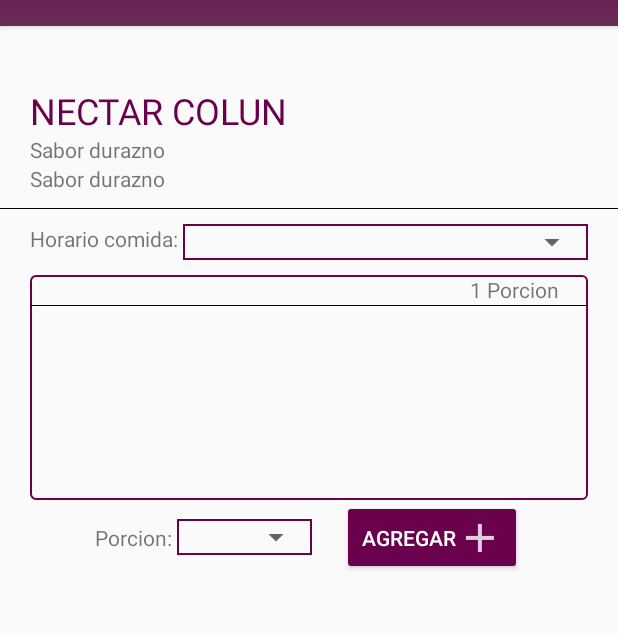
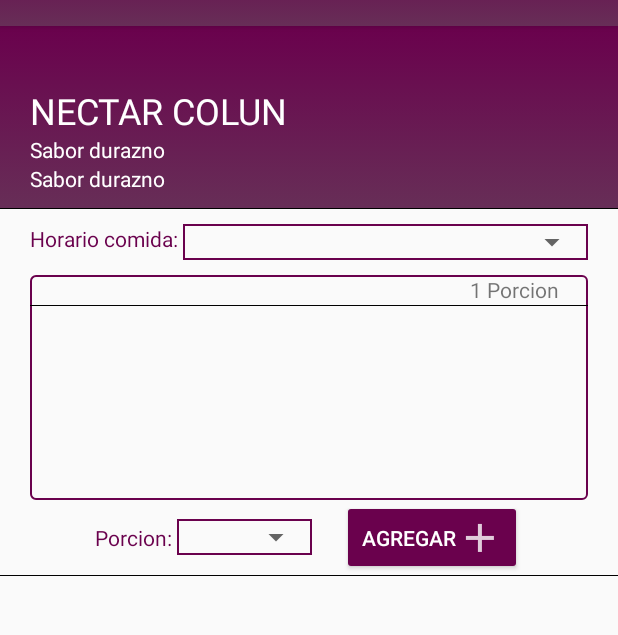
Before and after one commit to Millevire/BrLife, an Android app: the layout activity_nuevo_registro_producto_usuario.xml on its own in the app's theme, with its tools: preview values and no code run, on a phone screen of 412 x 824 dp, the part 64-699 px from its top. Run offline under Robolectric (Android 15) with nearby library versions, the phone set to English and light mode, and no system bars.

```diff
--- a/app/src/main/java/com/example/esteban/brlife/LoginActivity.java
+++ b/app/src/main/java/com/example/esteban/brlife/LoginActivity.java
@@ -164,7 +164,7 @@ public class LoginActivity extends AppCompatActivity {
                             }
                             if (validacion > 0) {
 
-                                Toast.makeText(LoginActivity.this, "id_usuario:" + validacion, Toast.LENGTH_SHORT).show();
+                               // Toast.makeText(LoginActivity.this, "id_usuario:" + validacion, Toast.LENGTH_SHORT).show();
                                 btnIngresar.setEnabled(false);
                                 progressBar.setVisibility(View.GONE);
                                 try {
--- a/app/src/main/java/com/example/esteban/brlife/MenuPrincipalActivity.java
+++ b/app/src/main/java/com/example/esteban/brlife/MenuPrincipalActivity.java
@@ -133,9 +133,11 @@ public class MenuPrincipalActivity extends AppCompatActivity {
                     intentProducto.putExtra("accion","probar");
                     startActivity(intentProducto);
 
+                }else {
+                    Toast.makeText(this, "Producto no encontrado", Toast.LENGTH_SHORT).show();
                 }
 
-                Toast.makeText(this, " "+result.getContents().toString(), Toast.LENGTH_SHORT).show();
+
             }
 
         }else {
--- a/app/src/main/java/com/example/esteban/brlife/SessionUserActivity.java
+++ b/app/src/main/java/com/example/esteban/brlife/SessionUserActivity.java
@@ -284,8 +284,10 @@ public class SessionUserActivity extends AppCompatActivity
                     intentProducto.putExtra("accion","agregar");
                     startActivity(intentProducto);
 
+                }else {
+                    Toast.makeText(this, "Producto no encontrado", Toast.LENGTH_SHORT).show();
                 }
-                Toast.makeText(this, " "+result.getContents().toString(), Toast.LENGTH_SHORT).show();
+
             }
 
         }else {
--- a/app/src/main/res/layout/activity_nuevo_registro_producto_usuario.xml
+++ b/app/src/main/res/layout/activity_nuevo_registro_producto_usuario.xml
@@ -30,20 +30,20 @@
             android:textColor="@color/blanco" />
     </LinearLayout>
 
-    <LinearLayout
-        android:layout_width="match_parent"
-        android:layout_height="40dp"
-        android:gravity="right"
-        android:orientation="horizontal"/>
 
+<LinearLayout
+    android:layout_width="match_parent"
+    android:layout_height="wrap_content"
+    android:background="@drawable/doscolores"
+    android:orientation="vertical">
     <TextView
         android:id="@+id/tvNombreProductoRegistro"
         android:layout_width="match_parent"
         android:layout_height="wrap_content"
-
+        android:layout_marginTop="40dp"
         android:layout_marginLeft="20dp"
         android:text="NECTAR COLUN"
-        android:textColor="@color/colorPrimaryDark"
+        android:textColor="@color/blanco"
         android:textSize="24sp" />
 
     <TextView
@@ -51,19 +51,25 @@
         android:layout_width="match_parent"
         android:layout_height="wrap_content"
         android:layout_marginLeft="20dp"
+        android:textColor="@color/blanco"
         android:text="Sabor durazno " />
 
     <TextView
         android:id="@+id/tvMarcaRegistro"
         android:layout_width="match_parent"
         android:layout_height="wrap_content"
+        android:textColor="@color/blanco"
+        android:layout_marginBottom="10dp"
         android:layout_marginLeft="20dp"
         android:text="Sabor durazno " />
+</LinearLayout>
+
     <View android:layout_width="wrap_content"
         android:layout_height="0.1dp"
         android:background="#000000"
-        android:layout_marginTop="10dp"/>
+        />
     <LinearLayout
+        android:id="@+id/llHorarioComida"
         android:layout_width="match_parent"
         android:layout_height="wrap_content"
         android:layout_marginTop="10dp"
@@ -74,7 +80,8 @@
         <TextView
             android:layout_width="wrap_content"
             android:layout_height="wrap_content"
-            android:text="Horario comida: " />
+            android:text="Horario comida: "
+            android:textColor="@color/colorPrimaryDark"/>
         <LinearLayout
             android:layout_width="match_parent"
             android:layout_height="wrap_content"
@@ -104,6 +111,7 @@
             android:gravity="center">
 
             <TextView
+                android:id="@+id/tvProcionNuevoRegistroProducto"
                 android:layout_width="match_parent"
                 android:layout_height="match_parent"
                 android:layout_marginRight="20dp"
@@ -123,6 +131,7 @@
     </LinearLayout>
 
     <LinearLayout
+        android:id="@+id/llPorcionBoton"
         android:layout_width="match_parent"
         android:layout_height="wrap_content"
         android:layout_marginRight="20dp"
@@ -133,6 +142,7 @@
         <TextView
             android:layout_width="wrap_content"
             android:layout_height="wrap_content"
+            android:textColor="@color/colorPrimaryDark"
             android:text="Porcion: " />
 
         <LinearLayout
@@ -164,5 +174,9 @@
             android:text="agregar"
             android:textColor="@color/blanco" />
     </LinearLayout>
+    <View android:layout_width="wrap_content"
+        android:layout_height="0.1dp"
+        android:background="#000000"
+        />
 
 </LinearLayout>
```
Also changed, not shown: app/src/main/java/com/example/esteban/brlife/Form1Activity.java (+11 -1 lines), app/src/main/java/com/example/esteban/brlife/MainActivity.java (+5 -5 lines), app/src/main/java/com/example/esteban/brlife/NuevoRegistroProductoUsuarioActivity.java (+17 -2 lines).
